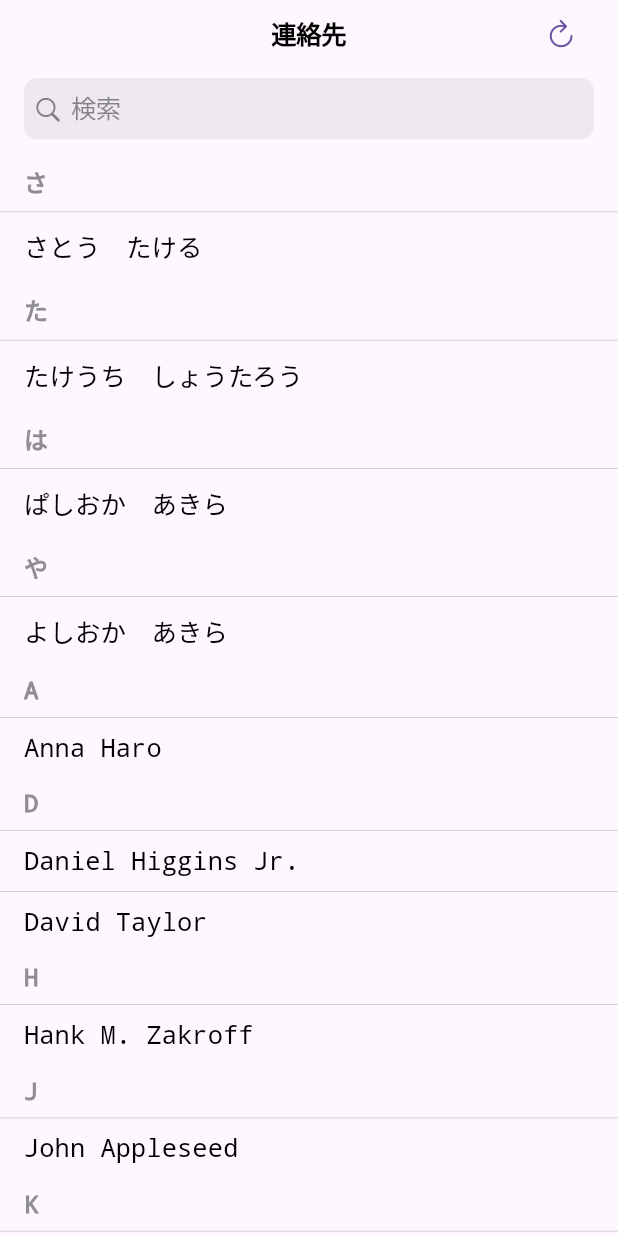
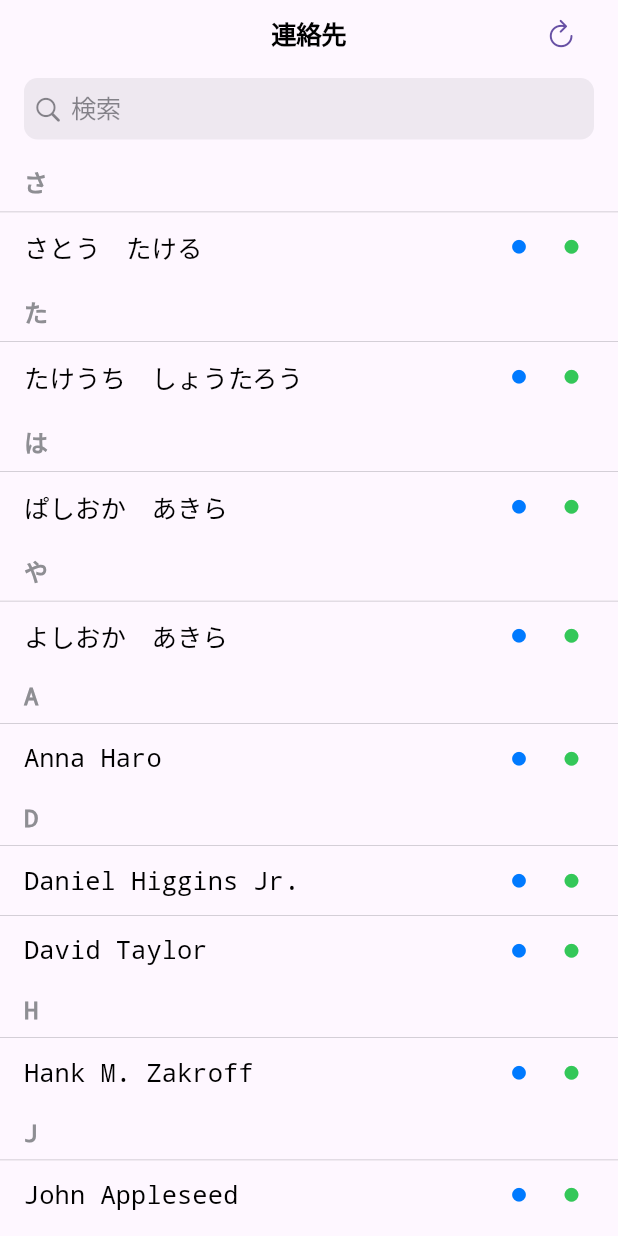
Before and after one commit to takedev1209/phonedine, a Flutter app: the screen it shows after launch, on a phone screen of 412 x 824 dp. Run offline on Flutter 3.47's test engine with Material 3 defaults, Android fonts, the phone set to English and light mode, and no system bars; our stand-ins replace flutter_dotenv, permission_handler.

Commit message:
update: 一覧画面　電話用・マップ用ボタンを追加

```diff
--- a/lib/widgets/contact_tile.dart
+++ b/lib/widgets/contact_tile.dart
@@ -2,6 +2,7 @@ import 'package:flutter/cupertino.dart';
 import 'package:url_launcher/url_launcher.dart';
 import '../models/contact.dart';
 import 'dart:developer' as developer;
+import 'package:flutter/material.dart';
 
 class ContactTile extends StatelessWidget {
   final Contact contact;
@@ -30,14 +31,8 @@ class ContactTile extends StatelessWidget {
     return Column(
       children: [
         _buildSeparator(),
-        GestureDetector(
-          behavior: HitTestBehavior.opaque,
-          onTap: () => _call(contact.phoneNumber),
-          child: Container(
-            padding: const EdgeInsets.symmetric(
-              vertical: 10.0,
-              horizontal: 16.0,
-            ),
+        Container(
+          padding: const EdgeInsets.symmetric(vertical: 8.0, horizontal: 16.0),
           child: Row(
             children: [
               Expanded(
@@ -53,8 +48,28 @@ class ContactTile extends StatelessWidget {
                   maxLines: 1,
                 ),
               ),
+              CupertinoButton(
+                padding: EdgeInsets.zero,
+                minSize: 30,
+                onPressed: () => _call(contact.phoneNumber),
+                child: Icon(
+                  Icons.circle,
+                  size: 11,
+                  color: CupertinoColors.activeBlue,
+                ),
+              ),
+              SizedBox(width: 5.0),
+              CupertinoButton(
+                padding: EdgeInsets.zero,
+                minSize: 30,
+                onPressed: () => _call(contact.phoneNumber),
+                child: Icon(
+                  Icons.circle,
+                  size: 11,
+                  color: CupertinoColors.activeGreen,
+                ),
+              ),
             ],
-            ),
           ),
         ),
       ],
```
Lines whose indentation alone changed are shown as unchanged.
